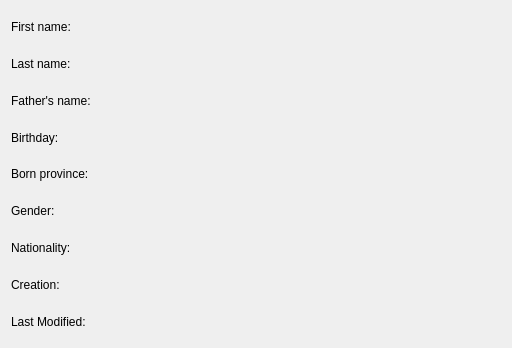
Above: gui/infoviewer.ui from amirmohsen1384/DataBox before the change. Below: the same form after it.
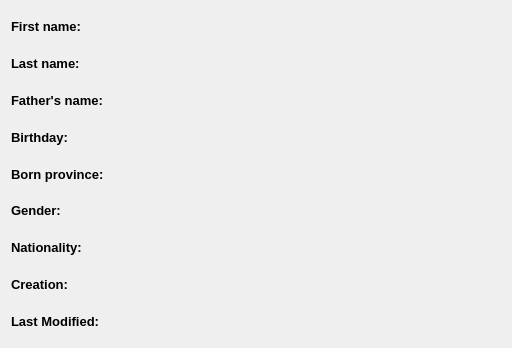
That is the form after the change.

Commit message: Set the font of the info viewer

Patch:
```diff
--- a/gui/infoviewer.ui
+++ b/gui/infoviewer.ui
@@ -10,6 +10,12 @@
     <height>348</height>
    </rect>
   </property>
+  <property name="font">
+   <font>
+    <pointsize>10</pointsize>
+    <bold>true</bold>
+   </font>
+  </property>
   <property name="windowTitle">
    <string>Form</string>
   </property>
```
